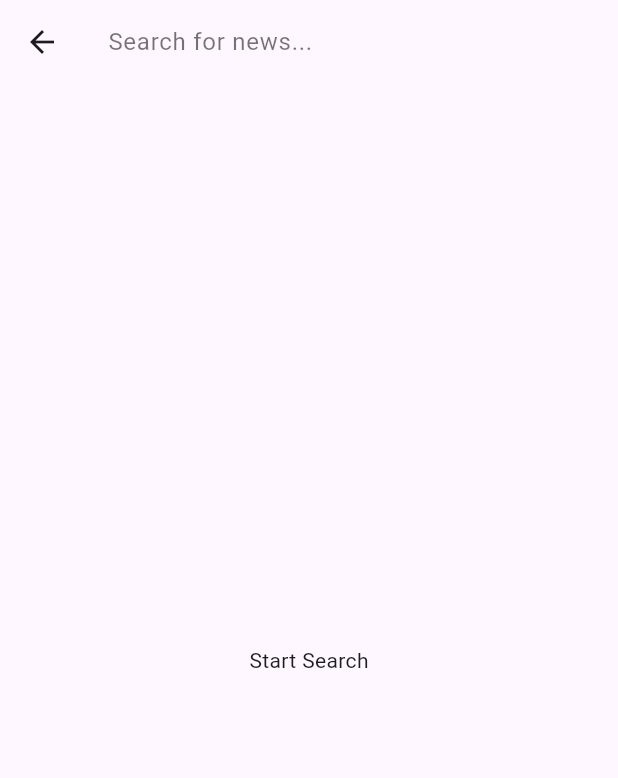
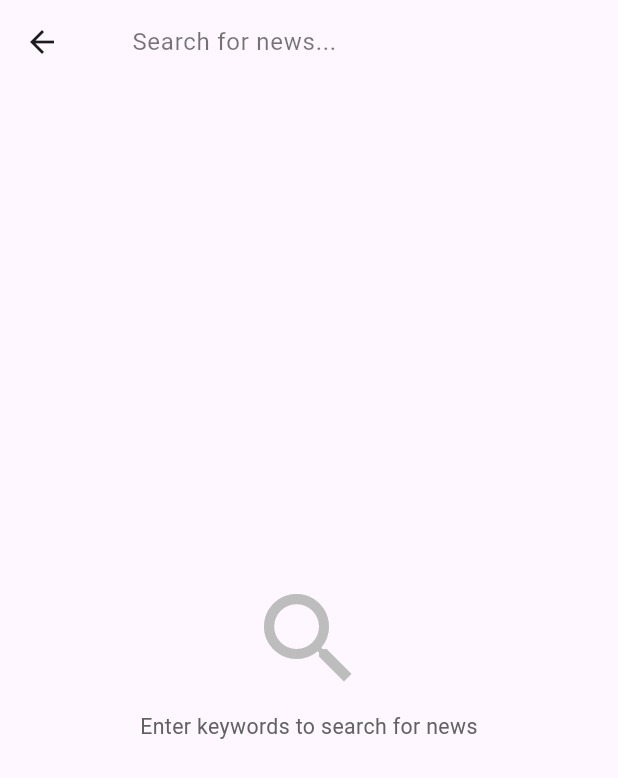
Before and after one commit to osamamohamedr1/news-app-task, a Flutter app: the SearchView screen opened by its route, on a phone screen of 412 x 824 dp. Shown: the top 778 px of the screen. Run offline on Flutter 3.47's test engine with Material 3 defaults, Android fonts, the phone set to English and light mode, and no system bars; our stand-ins replace bloc, cached_network_image, dartz, dio, flutter_bloc, flutter_dotenv and 2 more; network calls fail.

Commit message:
handle empty search

```diff
--- a/lib/features/search/presentation/manager/cubit/search_news_cubit.dart
+++ b/lib/features/search/presentation/manager/cubit/search_news_cubit.dart
@@ -22,4 +22,8 @@ class SearchNewsCubit extends Cubit<SearchNewsState> {
       },
     );
   }
+
+  void clearSearch() {
+    emit(SearchNewsInitial());
+  }
 }
--- a/lib/features/search/presentation/views/search_view.dart
+++ b/lib/features/search/presentation/views/search_view.dart
@@ -1,6 +1,7 @@
 import 'package:flutter/material.dart';
 import 'package:flutter_bloc/flutter_bloc.dart';
 import 'package:news_app_task/core/routing/routes.dart';
+import 'package:news_app_task/core/utils/text_styles.dart';
 import 'package:news_app_task/features/search/presentation/manager/cubit/search_news_cubit.dart';
 import 'package:news_app_task/features/search/presentation/views/widgets/search_text_field.dart';
 import 'package:news_app_task/features/search/presentation/views/widgets/search_news_item.dart';
@@ -20,7 +21,31 @@ class SearchView extends StatelessWidget {
         builder: (context, state) {
           if (state is SearchNewsLoaded) {
             return state.newsList.isEmpty
-                ? Center(child: Text('No News Found'))
+                ? Center(
+                    child: Column(
+                      mainAxisAlignment: MainAxisAlignment.center,
+                      children: [
+                        Icon(
+                          Icons.search_off,
+                          size: 80,
+                          color: Colors.grey[400],
+                        ),
+                        const SizedBox(height: 16),
+                        Text(
+                          'No News Found',
+                          style: TextStyles.font20BlackBold.copyWith(
+                            color: Colors.grey[600],
+                          ),
+                        ),
+                        const SizedBox(height: 8),
+                        Text(
+                          'Try searching with different keywords',
+                          style: TextStyles.font14GreyNormal,
+                          textAlign: TextAlign.center,
+                        ),
+                      ],
+                    ),
+                  )
                 : ListView.builder(
                     itemCount: state.newsList.length,
                     itemBuilder: (context, index) {
@@ -36,11 +61,47 @@ class SearchView extends StatelessWidget {
                     },
                   );
           } else if (state is SearchNewsFailure) {
-            return Center(child: Text(state.errorMessage));
+            return Center(
+              child: Column(
+                mainAxisAlignment: MainAxisAlignment.center,
+                children: [
+                  Icon(Icons.error_outline, size: 80, color: Colors.red[400]),
+                  const SizedBox(height: 16),
+                  Text(
+                    'Search Failed',
+                    style: TextStyles.font20BlackBold.copyWith(
+                      color: Colors.red[600],
+                    ),
+                  ),
+                  const SizedBox(height: 8),
+                  Padding(
+                    padding: const EdgeInsets.symmetric(horizontal: 32),
+                    child: Text(
+                      state.errorMessage,
+                      style: TextStyles.font14GreyNormal,
+                      textAlign: TextAlign.center,
+                    ),
+                  ),
+                ],
+              ),
+            );
           } else if (state is SearchNewsLoading) {
             return Center(child: CircularProgressIndicator());
           } else {
-            return Center(child: Text('Start Search'));
+            return Center(
+              child: Column(
+                mainAxisAlignment: MainAxisAlignment.center,
+                children: [
+                  Icon(Icons.search, size: 80, color: Colors.grey[400]),
+                  const SizedBox(height: 8),
+                  Text(
+                    'Enter keywords to search for news',
+                    style: TextStyles.font14GreyNormal,
+                    textAlign: TextAlign.center,
+                  ),
+                ],
+              ),
+            );
           }
         },
       ),
--- a/lib/features/search/presentation/views/widgets/search_text_field.dart
+++ b/lib/features/search/presentation/views/widgets/search_text_field.dart
@@ -14,23 +14,41 @@ class SearchTextField extends StatefulWidget {
 class _SearchTextFieldState extends State<SearchTextField> {
   late final TextEditingController searchController;
   Timer? _debounce;
+  bool isSearchData = false;
 
   @override
   void initState() {
     super.initState();
     searchController = TextEditingController();
+    searchController.addListener(_onTextChanged);
+  }
+
+  void _onTextChanged() {
+    setState(() {
+      isSearchData = searchController.text.isNotEmpty;
+    });
   }
 
   void _onSearchChanged(String value) {
     _debounce?.cancel();
     _debounce = Timer(const Duration(milliseconds: 600), () {
-      if (value.trim().isEmpty) return;
-      context.read<SearchNewsCubit>().getSearchedNews(query: value);
+      if (value.trim().isEmpty) {
+        context.read<SearchNewsCubit>().clearSearch();
+        return;
+      }
+      context.read<SearchNewsCubit>().getSearchedNews(query: value.trim());
     });
+  }
+
+  void _clearSearch() {
+    searchController.clear();
+    _debounce?.cancel();
+    context.read<SearchNewsCubit>().clearSearch();
   }
 
   @override
   void dispose() {
+    searchController.removeListener(_onTextChanged);
     searchController.dispose();
     _debounce?.cancel();
     super.dispose();
@@ -40,16 +58,29 @@ class _SearchTextFieldState extends State<SearchTextField> {
   Widget build(BuildContext context) {
     return TextField(
       controller: searchController,
-      decoration: const InputDecoration(
+      decoration: InputDecoration(
         hintText: 'Search for news...',
         border: InputBorder.none,
-        hintStyle: TextStyle(color: Colors.black54),
+        hintStyle: const TextStyle(color: Colors.black54),
+        suffixIcon: isSearchData
+            ? IconButton(
+                icon: const Icon(Icons.clear, color: Colors.black54, size: 20),
+                onPressed: _clearSearch,
+              )
+            : null,
+        contentPadding: const EdgeInsets.symmetric(
+          horizontal: 16,
+          vertical: 12,
+        ),
       ),
       style: const TextStyle(color: Colors.black),
       onChanged: _onSearchChanged,
       onSubmitted: (value) {
-        if (value.trim().isEmpty) return;
-        context.read<SearchNewsCubit>().getSearchedNews(query: value);
+        if (value.trim().isEmpty) {
+          context.read<SearchNewsCubit>().clearSearch();
+          return;
+        }
+        context.read<SearchNewsCubit>().getSearchedNews(query: value.trim());
       },
     );
   }
```
